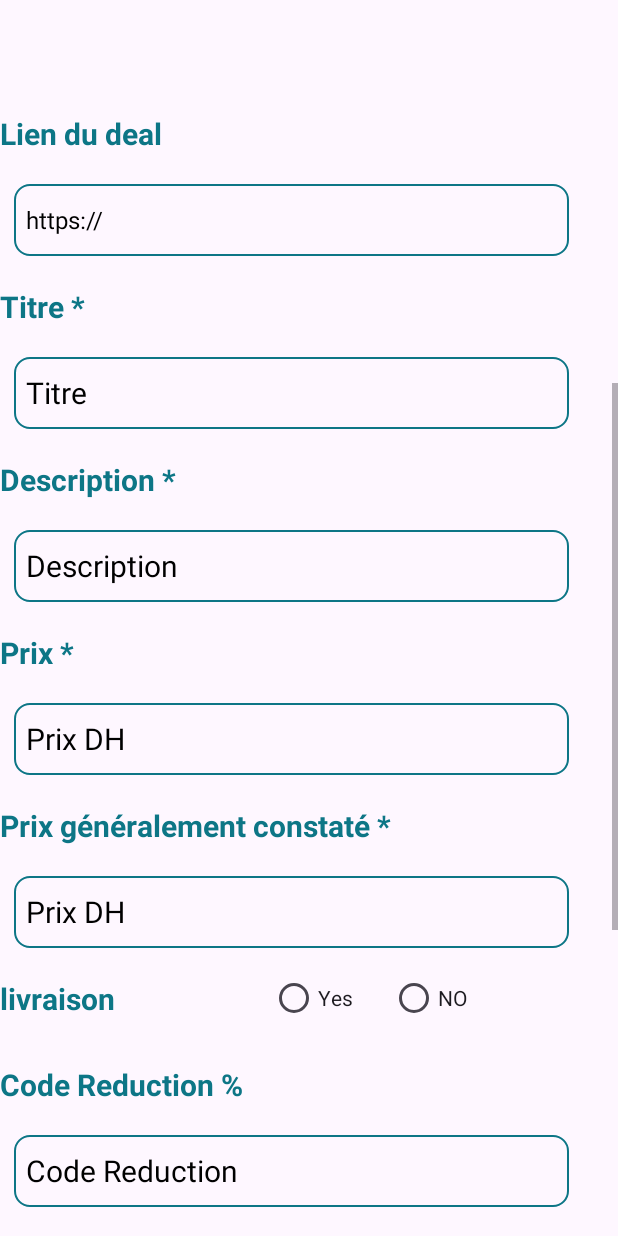
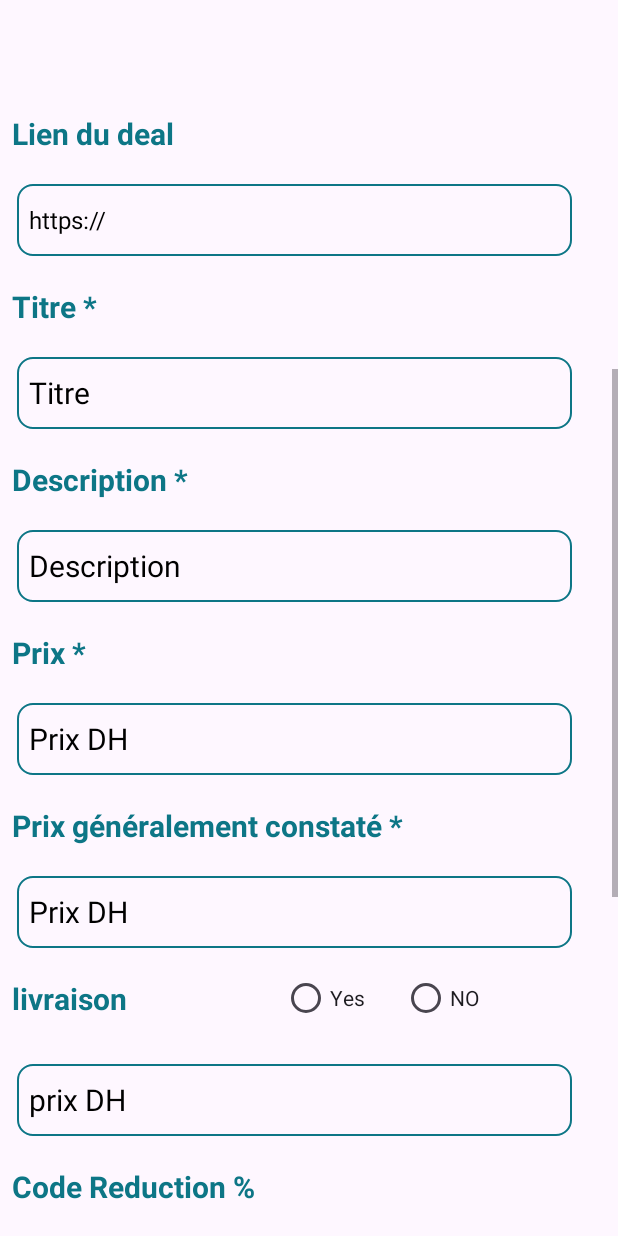
Before and after one commit to blanat/frontBlanat, an Android app: the CreatDeals screen opened directly, with no data from a screen before it, scrolled down 576 dp, on a phone screen of 412 x 824 dp. Run offline under Robolectric (Android 15) with nearby library versions, the phone set to English and light mode, and no system bars; network calls fail; pictures from the network do not load.

Commit message:
ajouter un champ

```diff
--- a/app/src/main/java/com/example/myapplication/UI/CreateDealsActivity.java
+++ b/app/src/main/java/com/example/myapplication/UI/CreateDealsActivity.java
@@ -206,7 +206,9 @@ public class CreateDealsActivity extends AppCompatActivity {
     }
 
 
+    private void initializeComponents() {
 
+    }
 
 
 }
--- a/app/src/main/java/com/example/myapplication/UI/MainActivity.java
+++ b/app/src/main/java/com/example/myapplication/UI/MainActivity.java
@@ -14,9 +14,9 @@ public class MainActivity extends AppCompatActivity {
     @Override
     protected void onCreate(Bundle savedInstanceState) {
         super.onCreate(savedInstanceState);
-        setContentView(R.layout.activity_main);
+        setContentView(R.layout.activity_creat_deals);
 
-        Button loginButton = findViewById(R.id.btnLogin);
+       /* Button loginButton = findViewById(R.id.btnLogin);
         Button signupButton = findViewById(R.id.btnSignup);
 
         loginButton.setOnClickListener(new View.OnClickListener() {
@@ -37,5 +37,6 @@ public class MainActivity extends AppCompatActivity {
             }
         });
 
+    }*/
     }
 }
--- a/app/src/main/res/layout/activity_creat_deals.xml
+++ b/app/src/main/res/layout/activity_creat_deals.xml
@@ -94,6 +94,7 @@
                 android:layout_width="match_parent"
                 android:layout_height="wrap_content"
                 android:layout_marginTop="20dp"
+                android:layout_marginStart="8dp"
                 android:text="Lien du deal"
                 android:textSize="20sp"
                 android:textColor="@color/my_primary"
@@ -107,7 +108,7 @@
                 android:layout_width="370dp"
                 android:layout_height="48dp"
                 android:layout_marginTop="20dp"
-                android:layout_marginStart="9dp"
+                android:layout_marginStart="11dp"
                 android:hint="https://"
                 android:textColorHint="@color/black"
                 android:textSize="16sp"
@@ -121,6 +122,7 @@
                 android:layout_width="match_parent"
                 android:layout_height="wrap_content"
                 android:layout_marginTop="20dp"
+                android:layout_marginStart="8dp"
                 android:text="Titre *"
                 android:textSize="20sp"
                 android:textColor="@color/my_primary"
@@ -133,7 +135,7 @@
                 android:layout_width="370dp"
                 android:layout_height="48dp"
                 android:layout_marginTop="20dp"
-                android:layout_marginStart="9dp"
+                android:layout_marginStart="11dp"
                 android:hint="Titre"
                 android:textColorHint="@color/black"
                 android:textSize="20sp"
@@ -147,6 +149,7 @@
                 android:layout_width="match_parent"
                 android:layout_height="wrap_content"
                 android:layout_marginTop="20dp"
+                android:layout_marginStart="8dp"
                 android:text="Description *"
                 android:textSize="20sp"
                 android:textColor="@color/my_primary"
@@ -159,7 +162,7 @@
                 android:layout_width="370dp"
                 android:layout_height="48dp"
                 android:layout_marginTop="20dp"
-                android:layout_marginStart="9dp"
+                android:layout_marginStart="11dp"
                 android:hint="Description"
                 android:textColorHint="@color/black"
                 android:textSize="20sp"
@@ -174,6 +177,7 @@
                 android:layout_width="match_parent"
                 android:layout_height="wrap_content"
                 android:layout_marginTop="20dp"
+                android:layout_marginStart="8dp"
                 android:text="Prix *"
                 android:textSize="20sp"
                 android:textColor="@color/my_primary"
@@ -186,7 +190,7 @@
                 android:layout_width="370dp"
                 android:layout_height="48dp"
                 android:layout_marginTop="20dp"
-                android:layout_marginStart="9dp"
+                android:layout_marginStart="11dp"
                 android:hint="Prix DH"
                 android:textColorHint="@color/black"
                 android:textSize="20sp"
@@ -199,6 +203,7 @@
                 android:layout_width="match_parent"
                 android:layout_height="wrap_content"
                 android:layout_marginTop="20dp"
+                android:layout_marginStart="8dp"
                 android:text="Prix généralement constaté *"
                 android:textSize="20sp"
                 android:textColor="@color/my_primary"
@@ -211,7 +216,7 @@
                 android:layout_width="370dp"
                 android:layout_height="48dp"
                 android:layout_marginTop="20dp"
-                android:layout_marginStart="9dp"
+                android:layout_marginStart="11dp"
                 android:hint="Prix DH"
                 android:textColorHint="@color/black"
                 android:textSize="20sp"
@@ -229,6 +234,7 @@
                     android:layout_width="180dp"
                     android:layout_height="wrap_content"
                     android:layout_marginTop="20dp"
+                    android:layout_marginStart="8dp"
                     android:text="livraison"
                     android:textSize="20sp"
                     android:textColor="@color/my_primary"
@@ -261,12 +267,26 @@
 
                 </RadioGroup>
             </LinearLayout>
+            <EditText
+                android:id="@+id/prixlivraison"
+                android:layout_width="370dp"
+                android:layout_height="48dp"
+                android:layout_marginTop="20dp"
+                android:layout_marginStart="11dp"
+                android:hint="prix DH"
+                android:textColorHint="@color/black"
+                android:textSize="20sp"
+                android:background="@drawable/custom_edittext"
+                app:layout_constraintTop_toBottomOf="@+id/pricea"
+                app:layout_constraintStart_toStartOf="parent"
+                app:layout_constraintEnd_toEndOf="parent"/>
 
             <TextView
                 android:id="@+id/textView1"
                 android:layout_width="180dp"
                 android:layout_height="wrap_content"
                 android:layout_marginTop="20dp"
+                android:layout_marginStart="8dp"
                 android:text="Code Reduction %"
                 android:textSize="20sp"
                 android:textColor="@color/my_primary"
@@ -289,6 +309,7 @@
                 android:layout_width="180dp"
                 android:layout_height="wrap_content"
                 android:layout_marginTop="20dp"
+                android:layout_marginStart="8dp"
                 android:text="Date de debut"
                 android:textSize="20sp"
                 android:textColor="@color/my_primary"
@@ -332,6 +353,7 @@
                 android:layout_width="180dp"
                 android:layout_height="wrap_content"
                 android:layout_marginTop="20dp"
+                android:layout_marginStart="8dp"
                 android:text="Date de Fin"
                 android:textSize="20sp"
                 android:textColor="@color/my_primary"
@@ -374,6 +396,7 @@
                 android:layout_width="match_parent"
                 android:layout_height="wrap_content"
                 android:layout_marginTop="20dp"
+                android:layout_marginStart="8dp"
                 android:text="Localisation du Deal"
                 android:textSize="20sp"
                 android:textColor="@color/my_primary"
@@ -386,7 +409,7 @@
                 android:layout_width="370dp"
                 android:layout_height="48dp"
                 android:layout_marginTop="20dp"
-                android:layout_marginStart="9dp"
+                android:layout_marginStart="11dp"
                 android:hint="Localisation "
                 android:textColorHint="@color/black"
                 android:textSize="20sp"
@@ -400,6 +423,7 @@
                 android:layout_width="match_parent"
                 android:layout_height="wrap_content"
                 android:layout_marginTop="20dp"
+                android:layout_marginStart="8dp"
                 android:text="Categorie *"
                 android:textSize="20sp"
                 android:textColor="@color/my_primary"
```
